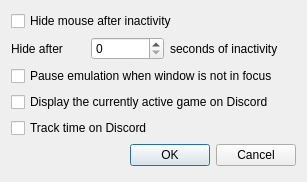
Qt form src/frontend/qt_sdl/InterfaceSettingsDialog.ui (melonDS-emu/melonDS) before a commit.
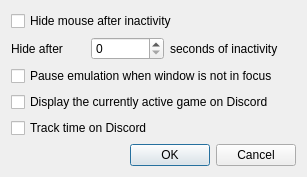
The same form after that commit.

Commit message: Clean up Discord relevant code Also fix some silly warnings:tm:

```diff
--- a/src/frontend/qt_sdl/InterfaceSettingsDialog.ui
+++ b/src/frontend/qt_sdl/InterfaceSettingsDialog.ui
@@ -6,8 +6,8 @@
    <rect>
     <x>0</x>
     <y>0</y>
-    <width>285</width>
-    <height>182</height>
+    <width>274</width>
+    <height>166</height>
    </rect>
   </property>
   <property name="sizePolicy">
@@ -44,13 +44,6 @@
      </property>
     </widget>
    </item>
-   <item row="4" column="0" colspan="3">
-    <widget class="QCheckBox" name="cbDiscordTrackTime">
-     <property name="text">
-      <string>Track time on Discord</string>
-     </property>
-    </widget>
-   </item>
    <item row="1" column="0" alignment="Qt::AlignLeft">
     <widget class="QLabel" name="label">
      <property name="text">
@@ -75,6 +68,13 @@
      </property>
     </widget>
    </item>
+   <item row="4" column="0" colspan="4">
+    <widget class="QCheckBox" name="cbDiscordTrackTime">
+     <property name="text">
+      <string>Track time on Discord</string>
+     </property>
+    </widget>
+   </item>
   </layout>
  </widget>
  <resources/>
```
The commit also changes 12 other files.
